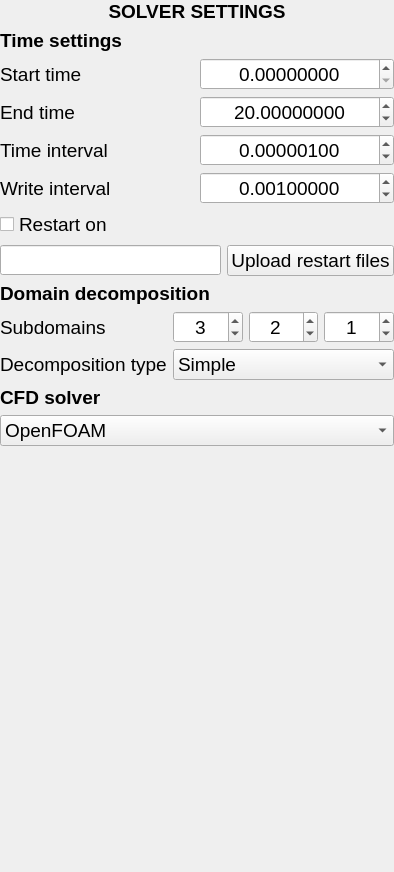
Old version of the form EVENTS/GeoClawOpenFOAM/solver.ui in the repository NHERI-SimCenter/HydroUQ.
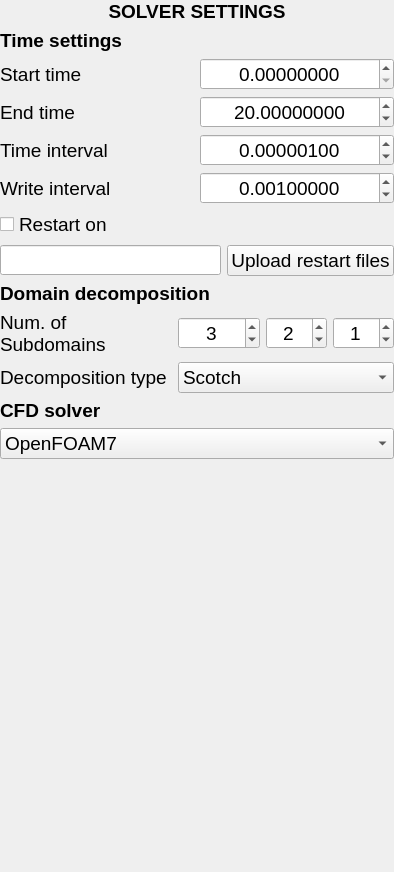
New version of the form.

```diff
--- a/EVENTS/GeoClawOpenFOAM/solver.ui
+++ b/EVENTS/GeoClawOpenFOAM/solver.ui
@@ -333,6 +333,12 @@
        <property name="decimals">
         <number>0</number>
        </property>
+       <property name="minimum">
+        <double>1.000000000000000</double>
+       </property>
+       <property name="maximum">
+        <double>10000.000000000000000</double>
+       </property>
        <property name="value">
         <double>3.000000000000000</double>
        </property>
@@ -368,7 +374,7 @@
         </font>
        </property>
        <property name="text">
-        <string>Subdomains</string>
+        <string>Num. of Subdomains</string>
        </property>
        <property name="alignment">
         <set>Qt::AlignLeading|Qt::AlignLeft|Qt::AlignVCenter</set>
@@ -433,7 +439,7 @@
        </property>
        <item>
         <property name="text">
-         <string>Simple</string>
+         <string>Scotch</string>
         </property>
        </item>
       </widget>
@@ -469,7 +475,7 @@
      </property>
      <item>
       <property name="text">
-       <string>OpenFOAM</string>
+       <string>OpenFOAM7</string>
       </property>
      </item>
     </widget>
```
